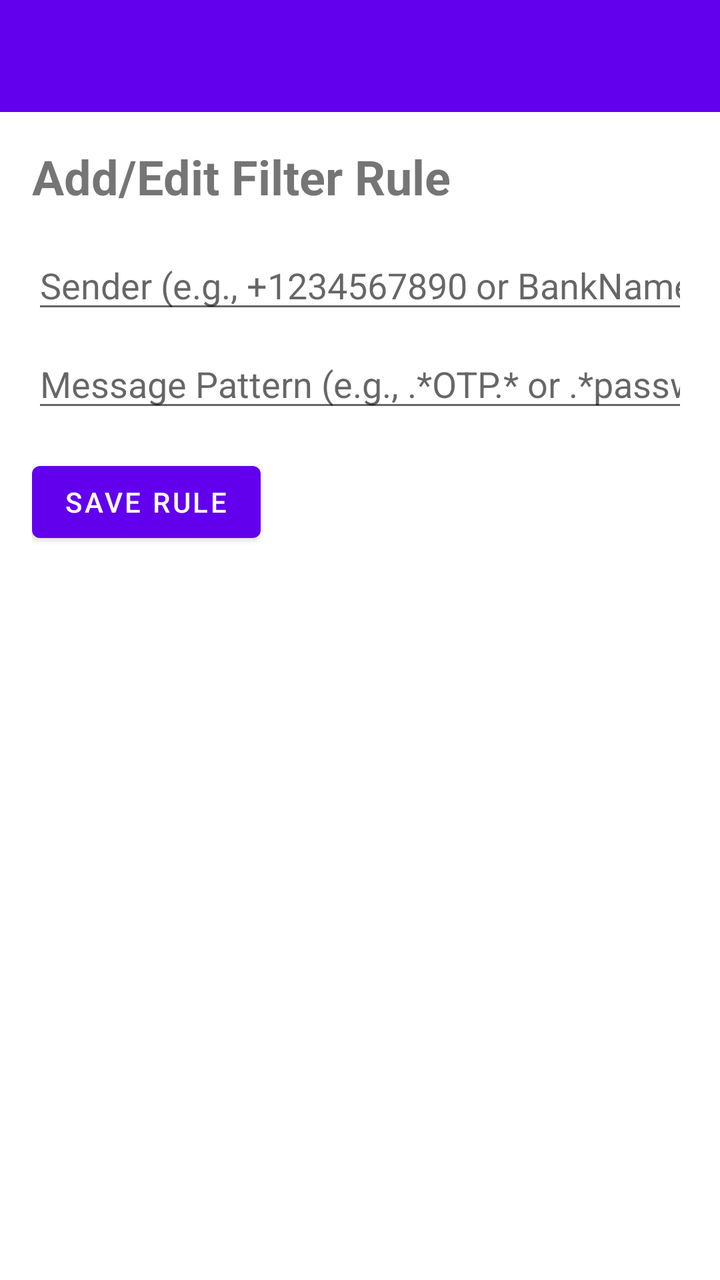
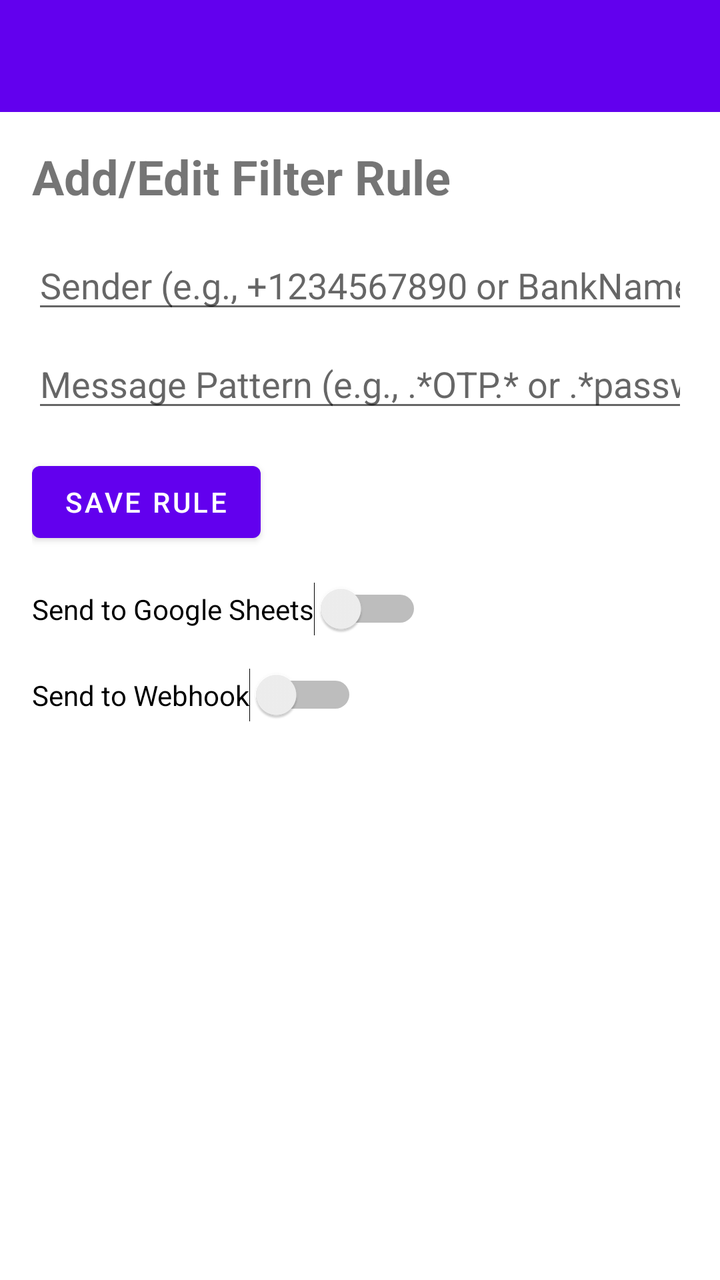

Compare the two renders of this Android layout. The source of the first and the diff that turns it into the second are given below.
<!-- AndroidManifest.xml: application theme Theme.FilterSMS -->
<!-- res/layout/activity_add_edit_rule.xml -->
<?xml version="1.0" encoding="utf-8"?>
<LinearLayout xmlns:android="http://schemas.android.com/apk/res/android"
    xmlns:app="http://schemas.android.com/apk/res-auto"
    xmlns:tools="http://schemas.android.com/tools"
    android:layout_width="match_parent"
    android:layout_height="match_parent"
    android:orientation="vertical"
    tools:context=".AddEditRuleActivity">

    <androidx.appcompat.widget.Toolbar
        android:id="@+id/toolbar"
        android:layout_width="match_parent"
        android:layout_height="?attr/actionBarSize"
        android:background="?attr/colorPrimary"
        app:titleTextColor="@android:color/white" />

    <LinearLayout
        android:layout_width="match_parent"
        android:layout_height="match_parent"
        android:orientation="vertical"
        android:padding="16dp">

        <TextView
            android:layout_width="wrap_content"
            android:layout_height="wrap_content"
            android:text="Add/Edit Filter Rule"
            android:textSize="24sp"
            android:textStyle="bold"
            android:layout_marginBottom="16dp"/>

        <EditText
            android:id="@+id/editTextSender"
            android:layout_width="match_parent"
            android:layout_height="wrap_content"
            android:hint="Sender (e.g., +1234567890 or BankName)"
            android:inputType="text"
            android:layout_marginBottom="8dp"/>

        <EditText
            android:id="@+id/editTextMessagePattern"
            android:layout_width="match_parent"
            android:layout_height="wrap_content"
            android:hint="Message Pattern (e.g., .*OTP.* or .*password.*)"
            android:inputType="text"
            android:layout_marginBottom="16dp"/>

        <Button
            android:id="@+id/buttonSaveRule"
            android:layout_width="wrap_content"
            android:layout_height="wrap_content"
            android:text="Save Rule"/>

    </LinearLayout>

</LinearLayout>
<!-- resources referenced by this layout -->
<resources>
  <style name="Theme.FilterSMS" parent="Theme.MaterialComponents.DayNight.NoActionBar">
          
          <item name="colorPrimary">@color/purple_500</item>
          <item name="colorPrimaryVariant">@color/purple_700</item>
          <item name="colorOnPrimary">@color/white</item>
          
          <item name="colorSecondary">@color/teal_200</item>
          <item name="colorSecondaryVariant">@color/teal_700</item>
          <item name="colorOnSecondary">@color/black</item>
          
          <item name="android:statusBarColor" tools:targetApi="l">?attr/colorPrimaryVariant</item>
          
      </style>
  <color name="purple_500">#FF6200EE</color>
  <color name="purple_700">#FF3700B3</color>
  <color name="white">#FFFFFFFF</color>
  <color name="teal_200">#FF03DAC5</color>
  <color name="teal_700">#FF018786</color>
  <color name="black">#FF000000</color>
</resources>

<!-- the commit's change to res/layout/activity_add_edit_rule.xml (unified diff, before → after) -->
@@ -50,6 +50,54 @@
             android:layout_height="wrap_content"
             android:text="Save Rule"/>
 
+        <Switch
+            android:id="@+id/switchGoogleSheets"
+            android:layout_width="wrap_content"
+            android:layout_height="wrap_content"
+            android:text="Send to Google Sheets"
+            android:layout_marginTop="16dp"/>
+
+        <EditText
+            android:id="@+id/editTextSheetId"
+            android:layout_width="match_parent"
+            android:layout_height="wrap_content"
+            android:hint="Google Sheet ID"
+            android:inputType="text"
+            android:visibility="gone"
+            android:layout_marginBottom="8dp"/>
+
+        <EditText
+            android:id="@+id/editTextSheetName"
+            android:layout_width="match_parent"
+            android:layout_height="wrap_content"
+            android:hint="Sheet Name"
+            android:inputType="text"
+            android:visibility="gone"
+            android:layout_marginBottom="16dp"/>
+
+        <Button
+            android:id="@+id/buttonVerifySheet"
+            android:layout_width="wrap_content"
+            android:layout_height="wrap_content"
+            android:text="Verify Sheet"
+            android:visibility="gone"/>
+
+        <Switch
+            android:id="@+id/switchWebhook"
+            android:layout_width="wrap_content"
+            android:layout_height="wrap_content"
+            android:text="Send to Webhook"
+            android:layout_marginTop="16dp"/>
+
+        <EditText
+            android:id="@+id/editTextWebhookUrl"
+            android:layout_width="match_parent"
+            android:layout_height="wrap_content"
+            android:hint="Webhook URL"
+            android:inputType="textUri"
+            android:visibility="gone"
+            android:layout_marginBottom="16dp"/>
+
     </LinearLayout>
 
 </LinearLayout>
